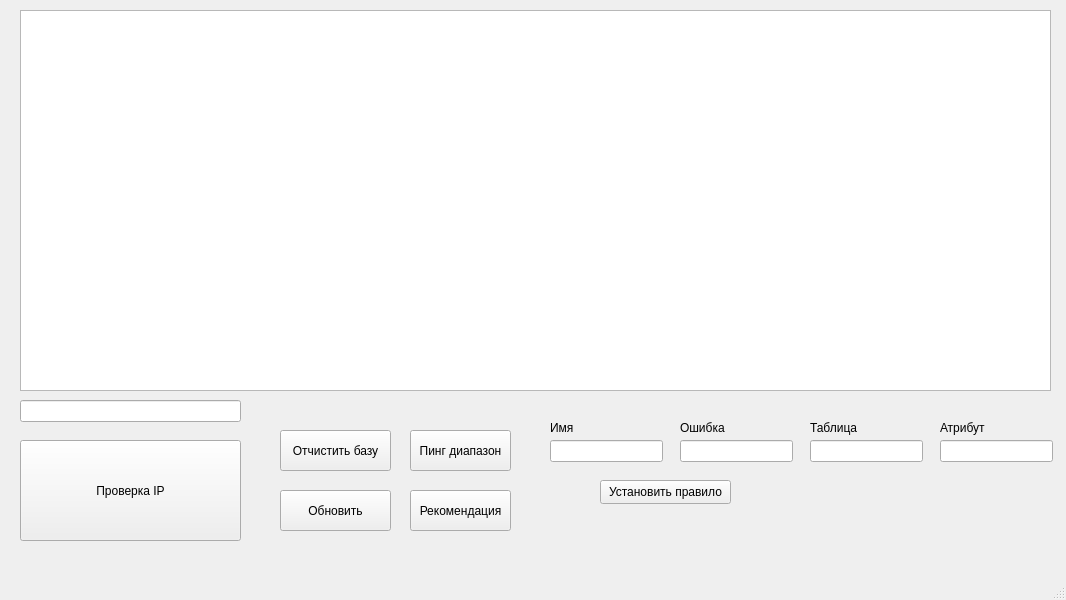
Qt form mainwindow.ui (ocalex/clientserver) before a commit.
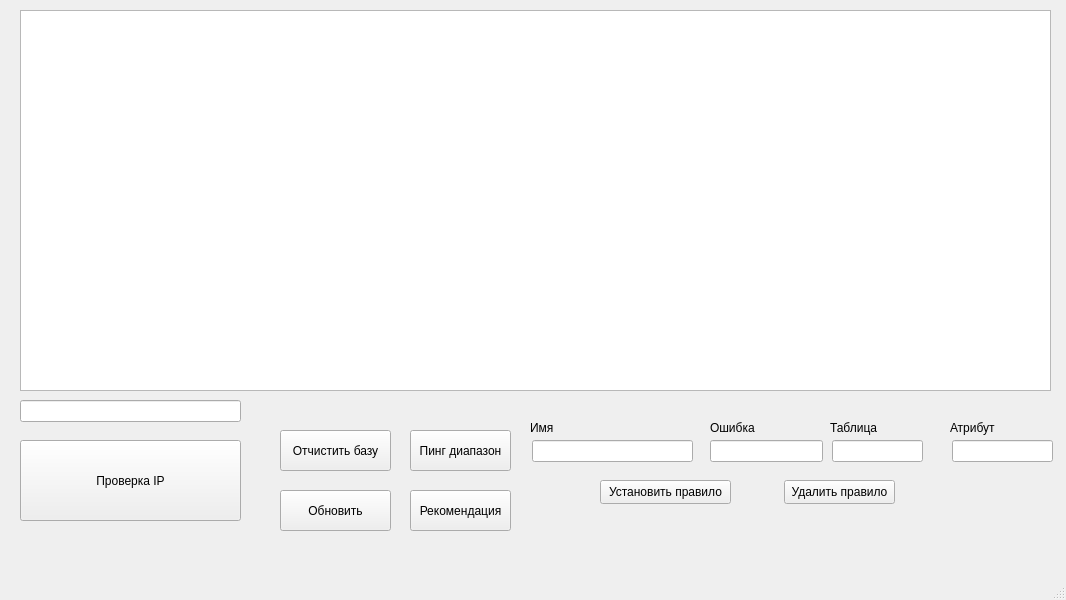
The same form after that commit.

Diff of the .ui file:
```diff
--- a/mainwindow.ui
+++ b/mainwindow.ui
@@ -36,7 +36,7 @@
       <x>20</x>
       <y>440</y>
       <width>221</width>
-      <height>101</height>
+      <height>81</height>
      </rect>
     </property>
     <property name="text">
@@ -108,9 +108,9 @@
    <widget class="QLineEdit" name="lineEdit_2">
     <property name="geometry">
      <rect>
-      <x>550</x>
+      <x>532</x>
       <y>440</y>
-      <width>113</width>
+      <width>161</width>
       <height>22</height>
      </rect>
     </property>
@@ -118,7 +118,7 @@
    <widget class="QLineEdit" name="lineEdit_3">
     <property name="geometry">
      <rect>
-      <x>680</x>
+      <x>710</x>
       <y>440</y>
       <width>113</width>
       <height>22</height>
@@ -128,9 +128,9 @@
    <widget class="QLineEdit" name="lineEdit_4">
     <property name="geometry">
      <rect>
-      <x>810</x>
+      <x>832</x>
       <y>440</y>
-      <width>113</width>
+      <width>91</width>
       <height>22</height>
      </rect>
     </property>
@@ -138,9 +138,9 @@
    <widget class="QLineEdit" name="lineEdit_5">
     <property name="geometry">
      <rect>
-      <x>940</x>
+      <x>952</x>
       <y>440</y>
-      <width>113</width>
+      <width>101</width>
       <height>22</height>
      </rect>
     </property>
@@ -148,7 +148,7 @@
    <widget class="QLabel" name="label">
     <property name="geometry">
      <rect>
-      <x>550</x>
+      <x>530</x>
       <y>420</y>
       <width>49</width>
       <height>16</height>
@@ -161,7 +161,7 @@
    <widget class="QLabel" name="label_2">
     <property name="geometry">
      <rect>
-      <x>680</x>
+      <x>710</x>
       <y>420</y>
       <width>49</width>
       <height>16</height>
@@ -174,7 +174,7 @@
    <widget class="QLabel" name="label_3">
     <property name="geometry">
      <rect>
-      <x>810</x>
+      <x>830</x>
       <y>420</y>
       <width>49</width>
       <height>16</height>
@@ -187,7 +187,7 @@
    <widget class="QLabel" name="label_4">
     <property name="geometry">
      <rect>
-      <x>940</x>
+      <x>950</x>
       <y>420</y>
       <width>49</width>
       <height>16</height>
@@ -210,6 +210,19 @@
      <string>Установить правило</string>
     </property>
    </widget>
+   <widget class="QPushButton" name="pushButton_7">
+    <property name="geometry">
+     <rect>
+      <x>784</x>
+      <y>480</y>
+      <width>111</width>
+      <height>24</height>
+     </rect>
+    </property>
+    <property name="text">
+     <string>Удалить правило</string>
+    </property>
+   </widget>
   </widget>
   <widget class="QMenuBar" name="menubar">
    <property name="geometry">
```
Left out of the diff: 19 changed lines with no effect on the pictures.
